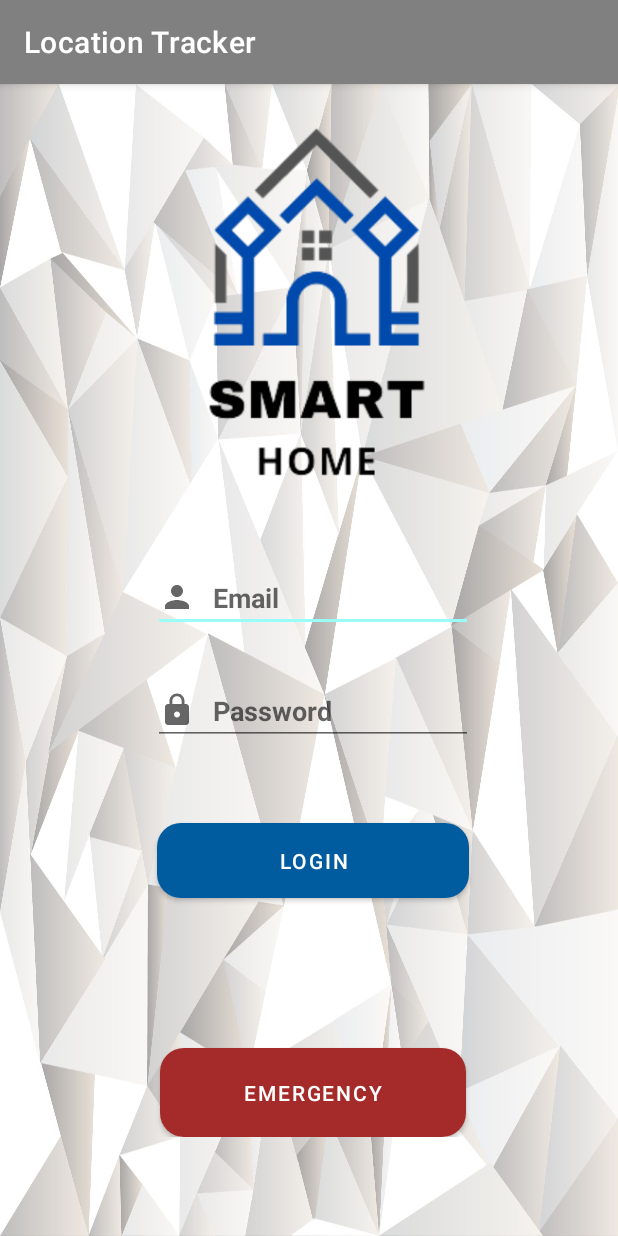
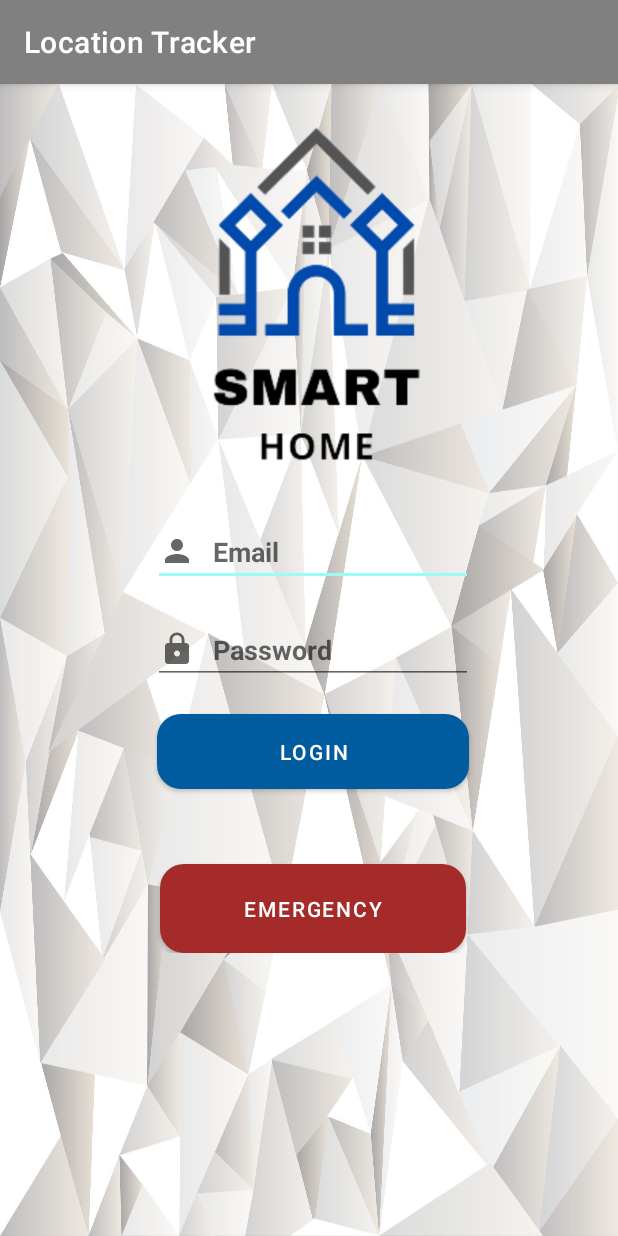
Before and after one commit to Felipe-SG14/DevOps_Project, an Android app: the screen it shows after launch (LoginActivity), on a phone screen of 412 x 824 dp. Run offline under Robolectric (Android 15) with nearby library versions, the phone set to English and light mode, and no system bars; our stand-ins replace Volley.

Commit message:
Se ajusto login

```diff
--- a/proyect_final/app/src/main/res/layout/activity_login.xml
+++ b/proyect_final/app/src/main/res/layout/activity_login.xml
@@ -34,8 +34,8 @@
 
             <ImageView
                 android:id="@+id/imageView"
-                android:layout_width="250dp"
-                android:layout_height="250dp"
+                android:layout_width="234dp"
+                android:layout_height="239dp"
                 android:layout_marginTop="20dp"
                 app:layout_constraintEnd_toEndOf="parent"
                 app:layout_constraintHorizontal_bias="0.498"
@@ -51,7 +51,7 @@
                 android:id="@+id/editTextTextPersonName"
                 android:layout_width="wrap_content"
                 android:layout_height="wrap_content"
-                android:layout_marginTop="50dp"
+                android:layout_marginTop="30dp"
                 android:ems="10"
                 android:hint="Email"
                 android:inputType="textPersonName"
@@ -66,7 +66,7 @@
                 android:id="@+id/editTextTextPassword"
                 android:layout_width="wrap_content"
                 android:layout_height="wrap_content"
-                android:layout_marginTop="30dp"
+                android:layout_marginTop="20dp"
                 android:ems="10"
                 android:hint="Password"
                 android:inputType="textPassword"
@@ -82,7 +82,7 @@
                 android:id="@+id/button3"
                 android:layout_width="208dp"
                 android:layout_height="50dp"
-                android:layout_marginTop="52dp"
+                android:layout_marginTop="20dp"
                 android:background="@drawable/button_rounded"
                 android:onClick="loginButton"
                 android:text="@string/btn_login"
@@ -98,7 +98,7 @@
                 android:id="@+id/button5"
                 android:layout_width="204dp"
                 android:layout_height="59dp"
-                android:layout_marginTop="100dp"
+                android:layout_marginTop="50dp"
                 android:background="@drawable/button_rounded"
                 android:onClick="btnRecordPress"
                 android:text="@string/btn_emergencia"
```
